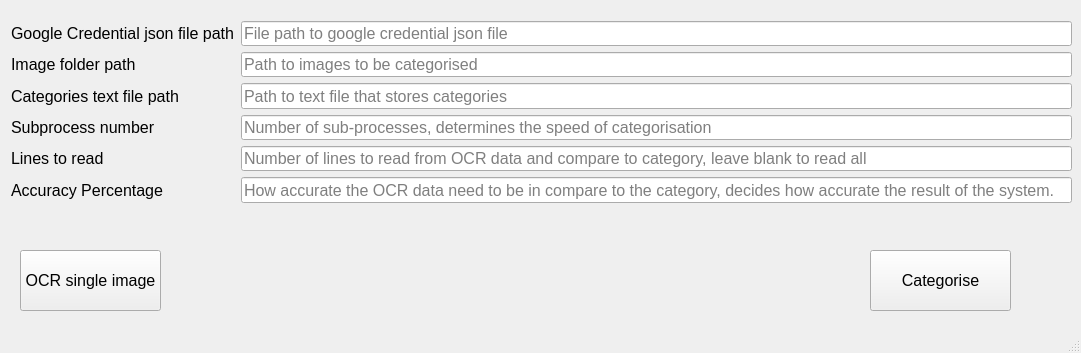
Above: OCRCategorisation.ui from wtfoong/FYP_image_categorisation_powered_by_OCR before the change. Below: the same form after it.
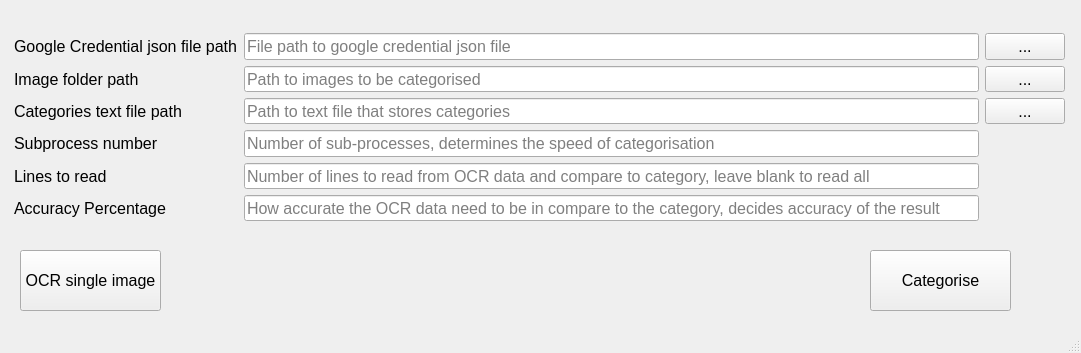
That is the form after the change. Icons and pictures are not drawn.

Commit message: valiidation for OCR categorisation completed with google credential validations, added file selector from pyqt file dialog

```diff
--- a/OCRCategorisation.ui
+++ b/OCRCategorisation.ui
@@ -56,13 +56,13 @@
    <widget class="QWidget" name="">
     <property name="geometry">
      <rect>
-      <x>11</x>
-      <y>21</y>
-      <width>1061</width>
-      <height>182</height>
+      <x>14</x>
+      <y>33</y>
+      <width>1051</width>
+      <height>188</height>
      </rect>
     </property>
-    <layout class="QFormLayout" name="formLayout">
+    <layout class="QGridLayout" name="gridLayout" columnstretch="0,0,0">
      <item row="0" column="0">
       <widget class="QLabel" name="label">
        <property name="enabled">
@@ -91,11 +91,32 @@
          <pointsize>12</pointsize>
         </font>
        </property>
+       <property name="readOnly">
+        <bool>true</bool>
+       </property>
        <property name="placeholderText">
         <string>File path to google credential json file</string>
        </property>
       </widget>
      </item>
+     <item row="0" column="2">
+      <widget class="QPushButton" name="btnGoogleJson">
+       <property name="sizePolicy">
+        <sizepolicy hsizetype="Minimum" vsizetype="Fixed">
+         <horstretch>0</horstretch>
+         <verstretch>0</verstretch>
+        </sizepolicy>
+       </property>
+       <property name="font">
+        <font>
+         <pointsize>12</pointsize>
+        </font>
+       </property>
+       <property name="text">
+        <string>...</string>
+       </property>
+      </widget>
+     </item>
      <item row="1" column="0">
       <widget class="QLabel" name="label_3">
        <property name="enabled">
@@ -124,11 +145,26 @@
          <pointsize>12</pointsize>
         </font>
        </property>
+       <property name="readOnly">
+        <bool>true</bool>
+       </property>
        <property name="placeholderText">
         <string>Path to images to be categorised</string>
        </property>
       </widget>
      </item>
+     <item row="1" column="2">
+      <widget class="QPushButton" name="btnImageFolder">
+       <property name="font">
+        <font>
+         <pointsize>12</pointsize>
+        </font>
+       </property>
+       <property name="text">
+        <string>...</string>
+       </property>
+      </widget>
+     </item>
      <item row="2" column="0">
       <widget class="QLabel" name="label_2">
        <property name="enabled">
@@ -157,11 +193,29 @@
          <pointsize>12</pointsize>
         </font>
        </property>
+       <property name="readOnly">
+        <bool>true</bool>
+       </property>
        <property name="placeholderText">
         <string>Path to text file that stores categories</string>
        </property>
       </widget>
      </item>
+     <item row="2" column="2">
+      <widget class="QPushButton" name="btnCategoryTxt">
+       <property name="font">
+        <font>
+         <pointsize>12</pointsize>
+        </font>
+       </property>
+       <property name="text">
+        <string>...</string>
+       </property>
+       <property name="icon">
+        <iconset theme="folder"/>
+       </property>
+      </widget>
+     </item>
      <item row="3" column="0">
       <widget class="QLabel" name="label_4">
        <property name="enabled">
@@ -257,7 +311,7 @@
         </font>
        </property>
        <property name="placeholderText">
-        <string>How accurate the OCR data need to be in compare to the category, decides how accurate the result of the system.</string>
+        <string>How accurate the OCR data need to be in compare to the category, decides accuracy of the result</string>
        </property>
       </widget>
      </item>
```
The commit also changes 10 other files.
